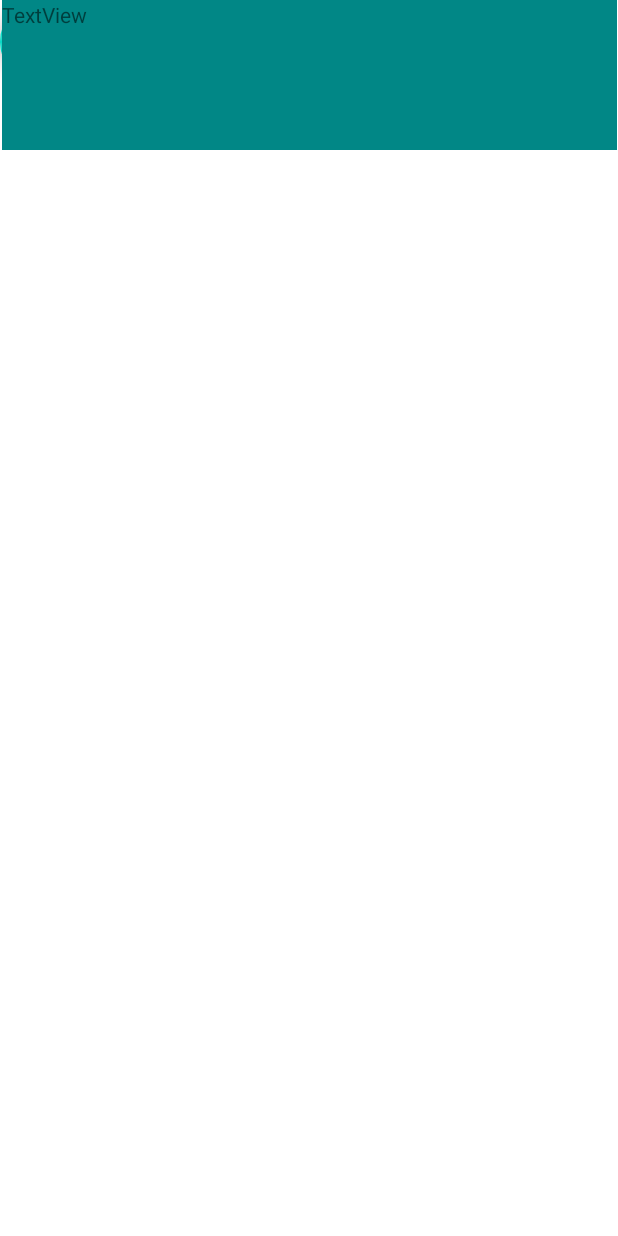
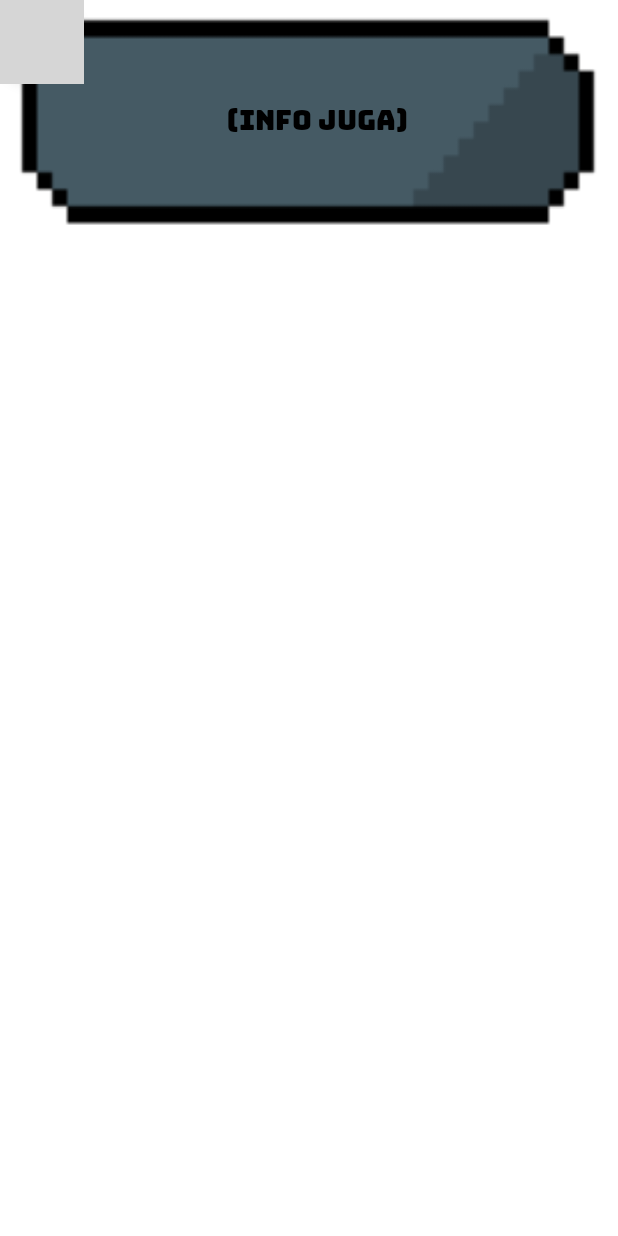
Before and after one commit to SrDyamond/StreetFight, an Android app: the layout activity_main.xml on its own in the app's theme, with its tools: preview values and no code run, on a phone screen of 412 x 824 dp. Run offline under Robolectric (Android 15) with nearby library versions, the phone set to English and light mode, and no system bars; plain views replace MapView; grey boxes are pictures that could not be loaded.

Commit message:
activity_main.xml en progreso.

```diff
--- a/AppAndroid/app/src/main/res/layout/activity_main.xml
+++ b/AppAndroid/app/src/main/res/layout/activity_main.xml
@@ -6,18 +6,32 @@
     android:layout_height="fill_parent">
 
     <include
+        android:id="@+id/include2"
         layout="@layout/map"
         android:layout_width="wrap_content"
         android:layout_height="wrap_content" />
 
-    <TextView
-        android:id="@+id/textView_user_info"
-        android:layout_width="410dp"
-        android:layout_height="100dp"
-        android:background="@color/teal_700"
-        android:text="TextView"
+    <ImageButton
+        android:id="@+id/imageButton4"
+        android:layout_width="405dp"
+        android:layout_height="160dp"
+        android:background="@drawable/fondo_boton"
+        android:contentDescription="@string/todo"
         app:layout_constraintEnd_toEndOf="parent"
-        app:layout_constraintStart_toStartOf="parent"
         app:layout_constraintTop_toTopOf="parent" />
 
+    <TextView
+        android:id="@+id/textView3"
+        android:layout_width="401dp"
+        android:layout_height="155dp"
+        android:fontFamily="@font/bungee"
+        android:gravity="center"
+        android:text="(Info juga)"
+        android:textAlignment="center"
+        android:textColor="#000000"
+        android:textSize="18sp"
+        app:layout_constraintBottom_toBottomOf="@id/imageButton4"
+        app:layout_constraintEnd_toEndOf="@id/imageButton4"
+        app:layout_constraintTop_toTopOf="@id/imageButton4" />
+
 </androidx.constraintlayout.widget.ConstraintLayout>
--- a/AppAndroid/app/src/main/res/layout/map.xml
+++ b/AppAndroid/app/src/main/res/layout/map.xml
@@ -12,9 +12,11 @@
         android:layout_height="wrap_content"
         android:layout_marginEnd="14dp"
         android:layout_marginBottom="14dp"
+        app:backgroundTint="#FFFFFF"
         app:layout_constraintBottom_toBottomOf="parent"
         app:layout_constraintEnd_toEndOf="parent"
-        app:srcCompat="@android:drawable/ic_dialog_email" />
+        app:rippleColor="#FFFFFF"
+        app:srcCompat="@drawable/boton_captura" />
 
     <org.osmdroid.views.MapView
         android:id="@+id/map"
```
